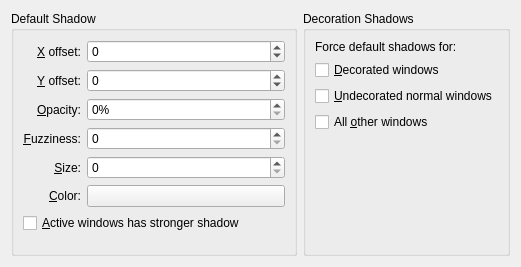
Before: the Qt Designer form effects/shadow/shadow_config.ui in KDE/kwin, drawn with Qt 5.
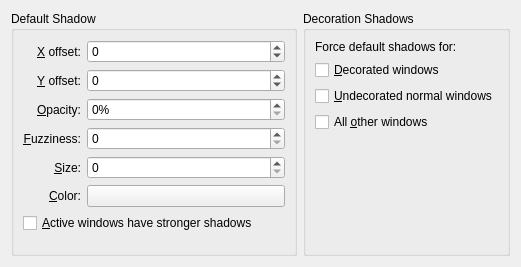
After: the same form once the commit is applied. Custom widgets are drawn as their Qt base class.

Commit message: String "Active windows has stronger shadow" changed to -> "Active windows have stronger shadows", the former doesn't make sense.

Patch:
```diff
--- a/effects/shadow/shadow_config.ui
+++ b/effects/shadow/shadow_config.ui
@@ -32,7 +32,7 @@
       <item row="7" column="0" colspan="2" >
        <widget class="QCheckBox" name="strongerActiveBox" >
         <property name="text" >
-         <string>&amp;Active windows has stronger shadow</string>
+         <string>&amp;Active windows have stronger shadows</string>
         </property>
        </widget>
       </item>
```
